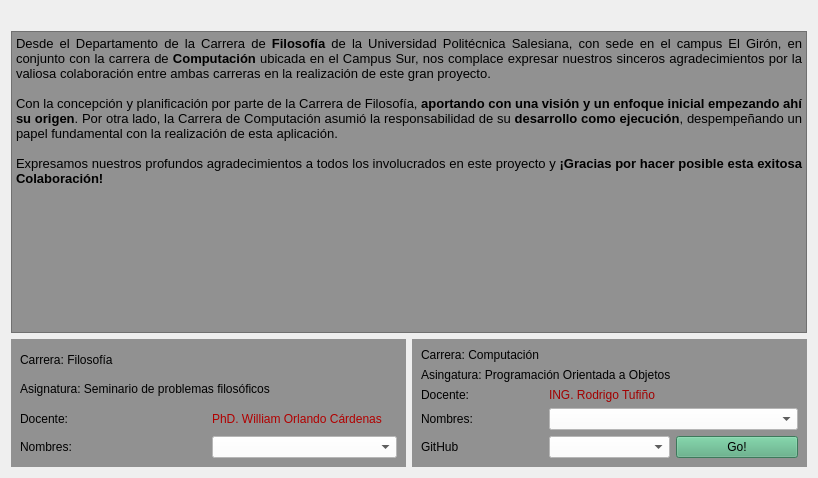
The window that creditosform.ui (Hayai01/AskMe_v1) describes before a commit, drawn with Qt 5.
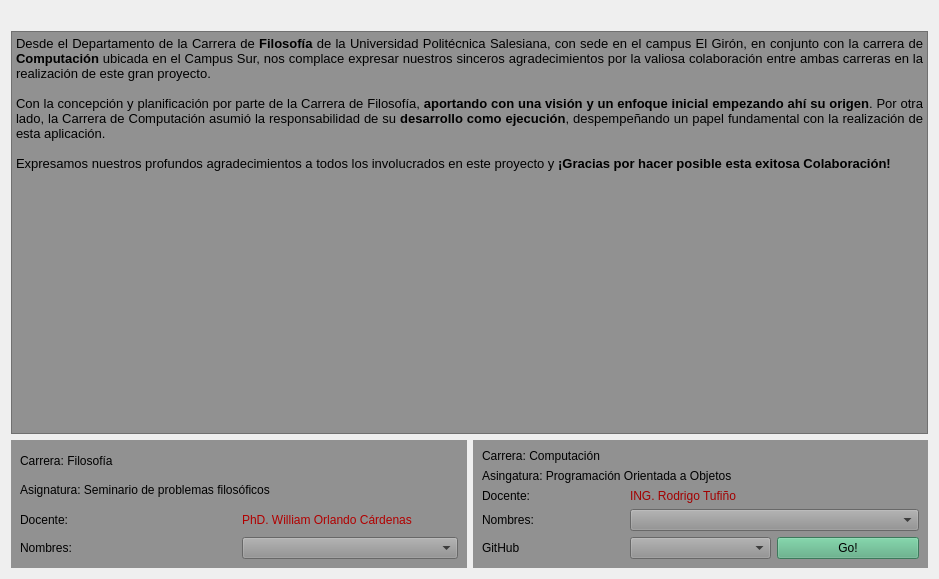
The same window after the commit. Icons and pictures are not drawn.

```diff
--- a/creditosform.ui
+++ b/creditosform.ui
@@ -6,8 +6,8 @@
    <rect>
     <x>0</x>
     <y>0</y>
-    <width>818</width>
-    <height>478</height>
+    <width>939</width>
+    <height>579</height>
    </rect>
   </property>
   <property name="windowTitle">
@@ -19,6 +19,12 @@
   <layout class="QGridLayout" name="gridLayout_3">
    <item row="0" column="0" colspan="2">
     <widget class="QLabel" name="label_12">
+     <property name="minimumSize">
+      <size>
+       <width>700</width>
+       <height>0</height>
+      </size>
+     </property>
      <property name="text">
       <string/>
      </property>
@@ -85,7 +91,7 @@
       <item row="3" column="1">
        <widget class="QComboBox" name="cmbColaboradoresDos">
         <property name="styleSheet">
-         <string notr="true">background-color: rgb(255, 255, 255);</string>
+         <string notr="true">background-color: rgb(145, 145, 145);</string>
         </property>
        </widget>
       </item>
@@ -157,7 +163,7 @@
       <item row="3" column="1" colspan="2">
        <widget class="QComboBox" name="cmbColaboradores1">
         <property name="styleSheet">
-         <string notr="true">background-color: rgb(255, 255, 255);</string>
+         <string notr="true">background-color: rgb(145, 145, 145);</string>
         </property>
        </widget>
       </item>
@@ -172,7 +178,7 @@
        <widget class="QComboBox" name="cmbColaboradoresUno">
         <property name="styleSheet">
          <string notr="true">font: italic 9pt &quot;Segoe UI&quot;;
-background-color: rgb(255, 255, 255);</string>
+background-color: rgb(145, 145, 145);</string>
         </property>
        </widget>
       </item>
```
